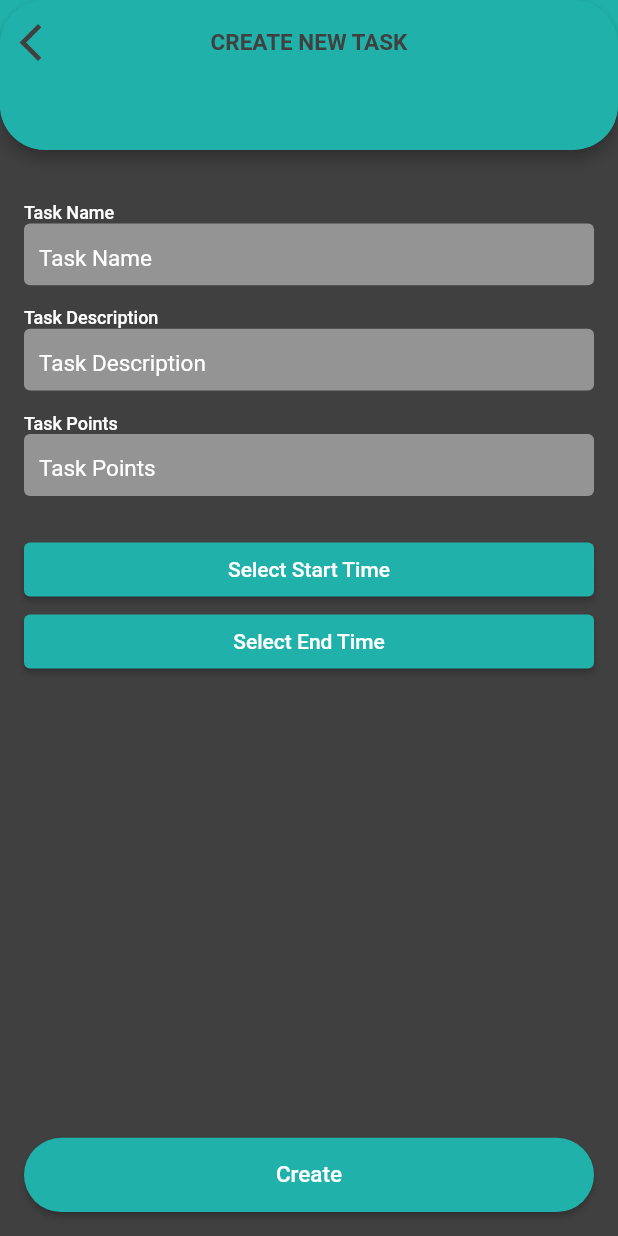
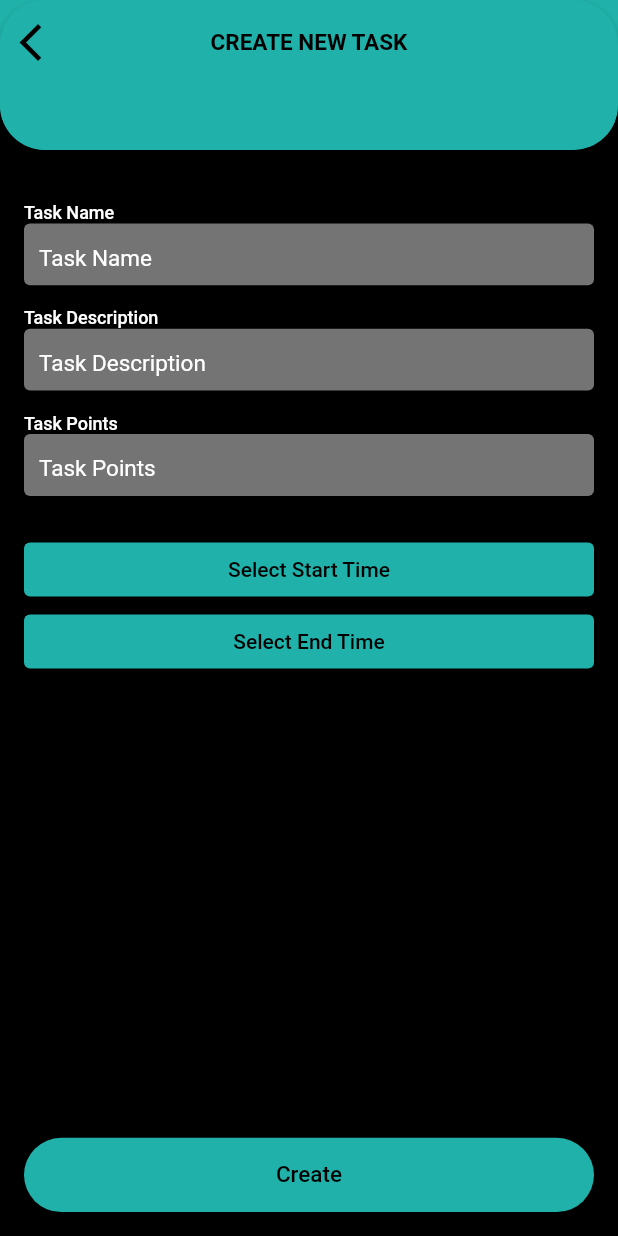
Before and after one commit to pavanmsgit/task_masters, a Flutter app: the CreateTasks screen opened directly with empty values, on a phone screen of 412 x 824 dp. Run offline on Flutter 3.47's test engine with Material 2 defaults, Android fonts, the light colour scheme and no system bars; drawn by our look-alikes of auto_size_text, modal_progress_hud_nsn; our stand-ins replace animated_bottom_navigation_bar, cached_network_image, cloud_firestore, firebase_auth, firebase_core, firebase_messaging and 9 more; missing offline and left inert: custom_date_range_picker, flutter_expanded_tile, omni_datetime_picker; accounts and stored records are empty.

Commit message:
FINAL COMMIT

```diff
--- a/lib/const/appColors.dart
+++ b/lib/const/appColors.dart
@@ -5,9 +5,8 @@ class AppColor {
   static const Color primaryDarker = Color(0xff008b8b);
   static const Color secondaryColor = Color(0xffd1e0de);
   static const Color secondaryColorAlt = Color(0xffe0e4e7);
-  static const Color tertiaryColor = Color(0xff404040);
-
-
+  static const Color tertiaryColor = Colors.black;
+  //static const Color tertiaryColor = Color(0xff404040);
 
 
   static const Color transparent = Colors.transparent;
--- a/lib/views/homeMainScreen.dart
+++ b/lib/views/homeMainScreen.dart
@@ -44,9 +44,7 @@ class _HomeScreenMainState extends State<HomeScreenMain> {
           backgroundColor: AppColor.tertiaryColor,
 
           body: Obx(
-                () => SafeArea(
-              child: hc.screens.elementAt(hc.selectedTab.value),
-            ),
+                () => hc.screens.elementAt(hc.selectedTab.value),
           ),
 
           bottomNavigationBar: const AppBottomNav(),
--- a/lib/views/subScreens/accountsComponents/pointsHistory.dart
+++ b/lib/views/subScreens/accountsComponents/pointsHistory.dart
@@ -161,7 +161,7 @@ class _ListItemViewTasksState extends State<ListItemViewTasks> {
             SizedBox(
               width: ScreenSize.width(context) * 0.75,
               child: Card(
-                color: AppColor.white.withOpacity(0.4),
+                color: AppColor.white,
                 shape: RoundedRectangleBorder(
                   borderRadius: BorderRadius.circular(30.0),
                 ),
--- a/lib/views/subScreens/activityScreen.dart
+++ b/lib/views/subScreens/activityScreen.dart
@@ -38,8 +38,7 @@ class _ActivityScreenState extends State<ActivityScreen> {
 
   @override
   Widget build(BuildContext context) {
-    return SafeArea(
-      child: DefaultTabController(
+    return DefaultTabController(
       length: 2,
       initialIndex: 0,
       child: Scaffold(
@@ -100,7 +99,6 @@ class _ActivityScreenState extends State<ActivityScreen> {
             ///RETURNS MY TASKS - ACCEPTED BY THE CURRENT USER
             pendingTasks()
           ],
-          ),
         ),
       ),
     );
--- a/lib/views/subScreens/spacesComponents/tasks/createTasks.dart
+++ b/lib/views/subScreens/spacesComponents/tasks/createTasks.dart
@@ -128,7 +128,7 @@ class _CreateTasksState extends State<CreateTasks> {
                                );
                                taskController.updateSelectedStartTimeString();
                              },
-                             child: const Text("Select Start Time"),
+                             child: const Text("Select Start Time",style: TextStyle(color: AppColor.tertiaryColor)),
                            ) :
                            Column(
                              mainAxisAlignment: MainAxisAlignment.center,
@@ -184,7 +184,7 @@ class _CreateTasksState extends State<CreateTasks> {
                                    );
                                    taskController.updateSelectedStartTimeString();
                                  },
-                                 child: const Text("Update Task Time"),
+                                 child: const Text("Update Task Time",style: TextStyle(color: AppColor.tertiaryColor)),
                                )
                              ],
                            ),),
@@ -231,7 +231,7 @@ class _CreateTasksState extends State<CreateTasks> {
                                 );
                                 taskController.updateSelectedEndTimeString();
                               },
-                              child: const Text("Select End Time"),
+                              child: const Text("Select End Time",style: TextStyle(color: AppColor.tertiaryColor)),
                             ) :
                             Column(
                               mainAxisAlignment: MainAxisAlignment.center,
@@ -287,7 +287,7 @@ class _CreateTasksState extends State<CreateTasks> {
                                     );
                                     taskController.updateSelectedEndTimeString();
                                   },
-                                  child: const Text("Update End Time"),
+                                  child: const Text("Update End Time",style: TextStyle(color: AppColor.tertiaryColor),),
                                 )
                               ],
                             ),),
@@ -299,6 +299,7 @@ class _CreateTasksState extends State<CreateTasks> {
                       ///CREATE TASK BUTTON
                       TaskMastersButton(
                         buttonText: "Create",
+
                         onTap: () => taskController.createTask(spaceDocId: widget.spaceDocId),
                       ),
                     ],
--- a/lib/views/subScreens/spacesComponents/tasks/manageSpaceMembers.dart
+++ b/lib/views/subScreens/spacesComponents/tasks/manageSpaceMembers.dart
@@ -167,7 +167,7 @@ class _ListItemViewTasksState extends State<ListItemViewTasks> {
       child: Padding(
         padding: const EdgeInsets.all(10.0),
         child: Card(
-          color: AppColor.white.withOpacity(0.4),
+          color: AppColor.white,
           shape: RoundedRectangleBorder(
             borderRadius: BorderRadius.circular(30.0),
           ),
--- a/lib/views/subScreens/spacesComponents/tasks/viewTasks.dart
+++ b/lib/views/subScreens/spacesComponents/tasks/viewTasks.dart
@@ -349,7 +349,7 @@ class _ListItemViewTasksState extends State<ListItemViewTasks> {
       child: Padding(
         padding: const EdgeInsets.all(10.0),
         child: Card(
-          color: AppColor.white.withOpacity(0.4),
+          color: AppColor.white,
           shape: RoundedRectangleBorder(
             borderRadius: BorderRadius.circular(30.0),
           ),
--- a/lib/widgets/appButtons.dart
+++ b/lib/widgets/appButtons.dart
@@ -110,7 +110,7 @@ class TaskMastersButton extends StatelessWidget {
         child: Text(
           buttonText,
           style: TextStyle(
-            color: textColor ?? Colors.white,
+            color: textColor ?? Colors.black,
             fontSize: 15,
           ),
         ),
--- a/lib/widgets/appDialogs.dart
+++ b/lib/widgets/appDialogs.dart
@@ -14,6 +14,7 @@ yesNoDialog({required BuildContext context,String? text,required void Function()
         shape: RoundedRectangleBorder(
           borderRadius: BorderRadius.circular(12),
         ),
+        backgroundColor: AppColor.primaryColor,
         insetPadding: const EdgeInsets.symmetric(horizontal: 20),
         contentPadding: const EdgeInsets.symmetric(vertical: 16, horizontal: 30),
         content: Builder(
@@ -45,7 +46,7 @@ yesNoDialog({required BuildContext context,String? text,required void Function()
                             width: ScreenSize.width(context) * 0.28,
                             decoration: BoxDecoration(
                               borderRadius: BorderRadius.circular(22),
-                              color: AppColor.primaryColor,
+                              color: AppColor.tertiaryColor,
                               boxShadow: [
                                 BoxShadow(
                                   color: Colors.black.withOpacity(0.3),
@@ -75,7 +76,7 @@ yesNoDialog({required BuildContext context,String? text,required void Function()
                             // width: width(context) * 0.32,
                             decoration: BoxDecoration(
                               borderRadius: BorderRadius.circular(22),
-                              color: AppColor.primaryColor,
+                              color: AppColor.tertiaryColor,
                               boxShadow: [
                                 BoxShadow(
                                   color: Colors.black.withOpacity(0.3),
--- a/pubspec.yaml
+++ b/pubspec.yaml
@@ -35,12 +35,9 @@ dependencies:
   # The following adds the Cupertino Icons font to your application.
   # Use with the CupertinoIcons class for iOS style icons.
   cupertino_icons: ^1.0.2
-
   flutter_signin_button: ^2.0.0
   omni_datetime_picker: ^1.0.1
   slider_button: ^2.0.0
-
-
   #NEW
   animated_bottom_navigation_bar: ^1.1.0 #UPDATED
   auto_size_text: ^3.0.0
```
Also changed, not shown: lib/views/subScreens/accountScreen.dart (+2 -9 lines), lib/views/subScreens/socialScreen.dart (+0 -10 lines), lib/views/subScreens/spacesComponents/chatsScreen.dart (+4 -3 lines), lib/views/subScreens/spacesScreen.dart (+7 -7 lines). Lines whose indentation alone changed are shown as unchanged.
